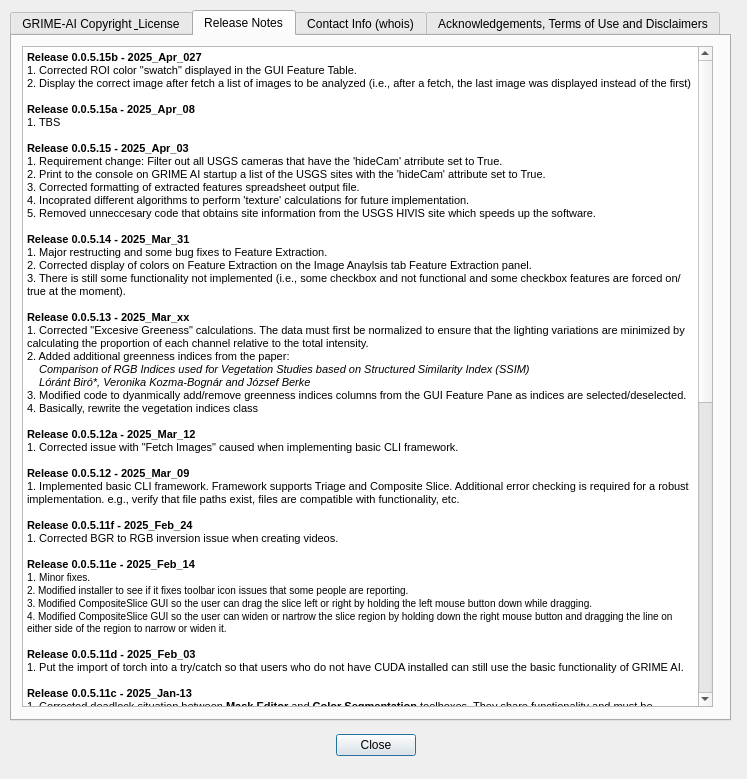
First picture: the form in QDialog_ReleaseNotes.ui, repository JohnStranzl/GRIME-AI, before the edit.
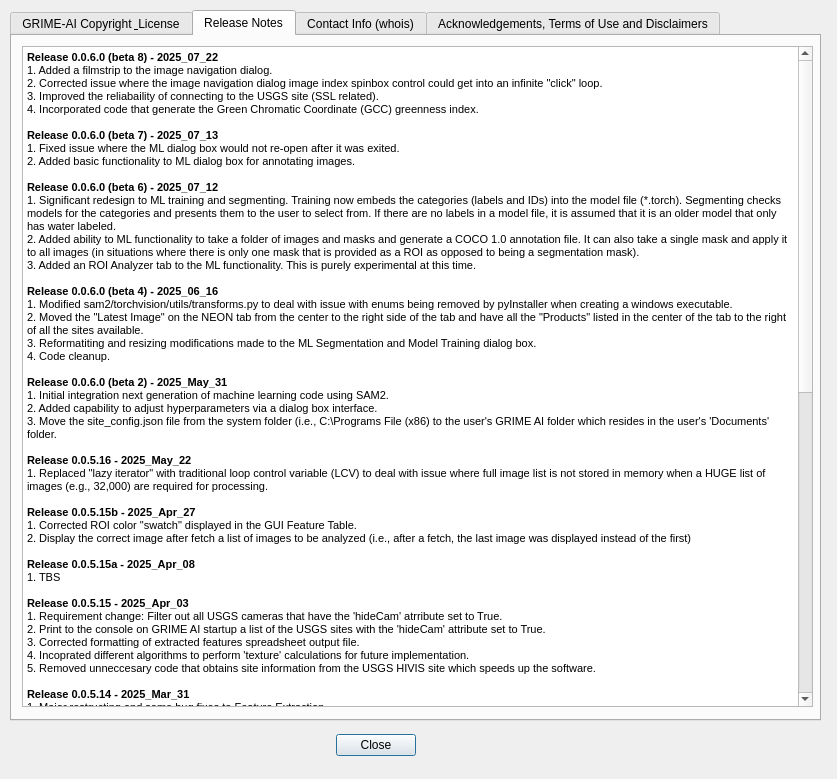
Second picture: the form after the edit.

Commit message: Refactoring, new features, see release notes.

```diff
--- a/QDialog_ReleaseNotes.ui
+++ b/QDialog_ReleaseNotes.ui
@@ -6,7 +6,7 @@
    <rect>
     <x>0</x>
     <y>0</y>
-    <width>747</width>
+    <width>837</width>
     <height>779</height>
    </rect>
   </property>
@@ -37,7 +37,7 @@
     <rect>
      <x>10</x>
      <y>10</y>
-     <width>721</width>
+     <width>811</width>
      <height>711</height>
     </rect>
    </property>
@@ -83,7 +83,7 @@
       <rect>
        <x>10</x>
        <y>10</y>
-       <width>691</width>
+       <width>791</width>
        <height>661</height>
       </rect>
      </property>
@@ -92,7 +92,32 @@
 &lt;html&gt;&lt;head&gt;&lt;meta name=&quot;qrichtext&quot; content=&quot;1&quot; /&gt;&lt;style type=&quot;text/css&quot;&gt;
 p, li { white-space: pre-wrap; }
 &lt;/style&gt;&lt;/head&gt;&lt;body style=&quot; font-family:'MS Shell Dlg 2'; font-size:7.8pt; font-weight:400; font-style:normal;&quot;&gt;
-&lt;p style=&quot; margin-top:0px; margin-bottom:0px; margin-left:0px; margin-right:0px; -qt-block-indent:0; text-indent:0px;&quot;&gt;&lt;span style=&quot; font-family:'MS Shell Dlg 2','sans-serif'; font-size:8.25pt; font-weight:600;&quot;&gt;Release 0.0.5.15b - 2025_Apr_027&lt;/span&gt;&lt;/p&gt;
+&lt;p style=&quot; margin-top:0px; margin-bottom:0px; margin-left:0px; margin-right:0px; -qt-block-indent:0; text-indent:0px;&quot;&gt;&lt;span style=&quot; font-family:'MS Shell Dlg 2','sans-serif'; font-size:8.25pt; font-weight:600;&quot;&gt;Release 0.0.6.0 (beta 8) - 2025_07_22&lt;/span&gt;&lt;/p&gt;
+&lt;p style=&quot; margin-top:0px; margin-bottom:0px; margin-left:0px; margin-right:0px; -qt-block-indent:0; text-indent:0px;&quot;&gt;&lt;span style=&quot; font-size:8pt;&quot;&gt;1. Added a filmstrip to the image navigation dialog.&lt;br /&gt;2. Corrected issue where the image navigation dialog image index spinbox control could get into an infinite &amp;quot;click&amp;quot; loop.&lt;/span&gt;&lt;/p&gt;
+&lt;p style=&quot; margin-top:0px; margin-bottom:0px; margin-left:0px; margin-right:0px; -qt-block-indent:0; text-indent:0px;&quot;&gt;&lt;span style=&quot; font-size:8pt;&quot;&gt;3. Improved the reliabaility of connecting to the USGS site (SSL related).&lt;/span&gt;&lt;/p&gt;
+&lt;p style=&quot; margin-top:0px; margin-bottom:0px; margin-left:0px; margin-right:0px; -qt-block-indent:0; text-indent:0px;&quot;&gt;&lt;span style=&quot; font-size:8pt;&quot;&gt;4. Incorporated code that generate the Green Chromatic Coordinate (GCC) greenness index.&lt;/span&gt;&lt;/p&gt;
+&lt;p style=&quot;-qt-paragraph-type:empty; margin-top:0px; margin-bottom:0px; margin-left:0px; margin-right:0px; -qt-block-indent:0; text-indent:0px; font-size:8pt;&quot;&gt;&lt;br /&gt;&lt;/p&gt;
+&lt;p style=&quot; margin-top:0px; margin-bottom:0px; margin-left:0px; margin-right:0px; -qt-block-indent:0; text-indent:0px;&quot;&gt;&lt;span style=&quot; font-family:'MS Shell Dlg 2','sans-serif'; font-size:8.25pt; font-weight:600;&quot;&gt;Release 0.0.6.0 (beta 7) - 2025_07_13&lt;/span&gt;&lt;/p&gt;
+&lt;p style=&quot; margin-top:0px; margin-bottom:0px; margin-left:0px; margin-right:0px; -qt-block-indent:0; text-indent:0px;&quot;&gt;&lt;span style=&quot; font-size:8pt;&quot;&gt;1. Fixed issue where the ML dialog box would not re-open after it was exited.&lt;br /&gt;2. Added basic functionality to ML dialog box for annotating images.&lt;/span&gt;&lt;/p&gt;
+&lt;p style=&quot;-qt-paragraph-type:empty; margin-top:0px; margin-bottom:0px; margin-left:0px; margin-right:0px; -qt-block-indent:0; text-indent:0px; font-size:8pt;&quot;&gt;&lt;br /&gt;&lt;/p&gt;
+&lt;p style=&quot; margin-top:0px; margin-bottom:0px; margin-left:0px; margin-right:0px; -qt-block-indent:0; text-indent:0px;&quot;&gt;&lt;span style=&quot; font-family:'MS Shell Dlg 2','sans-serif'; font-size:8.25pt; font-weight:600;&quot;&gt;Release 0.0.6.0 (beta 6) - 2025_07_12&lt;/span&gt;&lt;/p&gt;
+&lt;p style=&quot; margin-top:0px; margin-bottom:0px; margin-left:0px; margin-right:0px; -qt-block-indent:0; text-indent:0px;&quot;&gt;&lt;span style=&quot; font-size:8pt;&quot;&gt;1. Significant redesign to ML training and segmenting. Training now embeds the categories (labels and IDs) into the model file (*.torch). Segmenting checks models for the categories and presents them to the user to select from. If there are no labels in a model file, it is assumed that it is an older model that only has water labeled.&lt;/span&gt;&lt;/p&gt;
+&lt;p style=&quot; margin-top:0px; margin-bottom:0px; margin-left:0px; margin-right:0px; -qt-block-indent:0; text-indent:0px;&quot;&gt;&lt;span style=&quot; font-size:8pt;&quot;&gt;2. Added ability to ML functionality to take a folder of images and masks and generate a COCO 1.0 annotation file. It can also take a single mask and apply it to all images (in situations where there is only one mask that is provided as a ROI as opposed to being a segmentation mask).&lt;br /&gt;3. Added an ROI Analyzer tab to the ML functionality. This is purely experimental at this time.&lt;/span&gt;&lt;/p&gt;
+&lt;p style=&quot;-qt-paragraph-type:empty; margin-top:0px; margin-bottom:0px; margin-left:0px; margin-right:0px; -qt-block-indent:0; text-indent:0px; font-size:8pt;&quot;&gt;&lt;br /&gt;&lt;/p&gt;
+&lt;p style=&quot; margin-top:0px; margin-bottom:0px; margin-left:0px; margin-right:0px; -qt-block-indent:0; text-indent:0px;&quot;&gt;&lt;span style=&quot; font-family:'MS Shell Dlg 2','sans-serif'; font-size:8.25pt; font-weight:600;&quot;&gt;Release 0.0.6.0 (beta 4) - 2025_06_16&lt;/span&gt;&lt;/p&gt;
+&lt;p style=&quot; margin-top:0px; margin-bottom:0px; margin-left:0px; margin-right:0px; -qt-block-indent:0; text-indent:0px;&quot;&gt;&lt;span style=&quot; font-family:'MS Shell Dlg 2','sans-serif'; font-size:8.25pt;&quot;&gt;1. Modified sam2/torchvision/utils/transforms.py to deal with issue with enums being removed by pyInstaller when creating a windows executable.&lt;/span&gt;&lt;/p&gt;
+&lt;p style=&quot; margin-top:0px; margin-bottom:0px; margin-left:0px; margin-right:0px; -qt-block-indent:0; text-indent:0px;&quot;&gt;&lt;span style=&quot; font-family:'MS Shell Dlg 2','sans-serif'; font-size:8.25pt;&quot;&gt;2. Moved the &amp;quot;Latest Image&amp;quot; on the NEON tab from the center to the right side of the tab and have all the &amp;quot;Products&amp;quot; listed in the center of the tab to the right of all the sites available.&lt;/span&gt;&lt;/p&gt;
+&lt;p style=&quot; margin-top:0px; margin-bottom:0px; margin-left:0px; margin-right:0px; -qt-block-indent:0; text-indent:0px;&quot;&gt;&lt;span style=&quot; font-family:'MS Shell Dlg 2','sans-serif'; font-size:8.25pt;&quot;&gt;3. Reformatiting and resizing modifications made to the ML Segmentation and Model Training dialog box.&lt;/span&gt;&lt;/p&gt;
+&lt;p style=&quot; margin-top:0px; margin-bottom:0px; margin-left:0px; margin-right:0px; -qt-block-indent:0; text-indent:0px;&quot;&gt;&lt;span style=&quot; font-family:'MS Shell Dlg 2','sans-serif'; font-size:8.25pt;&quot;&gt;4. Code cleanup.&lt;/span&gt;&lt;/p&gt;
+&lt;p style=&quot;-qt-paragraph-type:empty; margin-top:0px; margin-bottom:0px; margin-left:0px; margin-right:0px; -qt-block-indent:0; text-indent:0px;&quot;&gt;&lt;br /&gt;&lt;/p&gt;
+&lt;p style=&quot; margin-top:0px; margin-bottom:0px; margin-left:0px; margin-right:0px; -qt-block-indent:0; text-indent:0px;&quot;&gt;&lt;span style=&quot; font-family:'MS Shell Dlg 2','sans-serif'; font-size:8.25pt; font-weight:600;&quot;&gt;Release 0.0.6.0 (beta 2) - 2025_May_31&lt;/span&gt;&lt;/p&gt;
+&lt;p style=&quot; margin-top:0px; margin-bottom:0px; margin-left:0px; margin-right:0px; -qt-block-indent:0; text-indent:0px;&quot;&gt;&lt;span style=&quot; font-family:'MS Shell Dlg 2','sans-serif'; font-size:8.25pt;&quot;&gt;1. Initial integration next generation of machine learning code using SAM2.&lt;/span&gt;&lt;/p&gt;
+&lt;p style=&quot; margin-top:0px; margin-bottom:0px; margin-left:0px; margin-right:0px; -qt-block-indent:0; text-indent:0px;&quot;&gt;&lt;span style=&quot; font-family:'MS Shell Dlg 2','sans-serif'; font-size:8.25pt;&quot;&gt;2. Added capability to adjust hyperparameters via a dialog box interface.&lt;br /&gt;3. Move the site_config.json file from the system folder (i.e., C:\Programs File (x86) to the user's GRIME AI folder which resides in the user's 'Documents' folder.&lt;/span&gt;&lt;/p&gt;
+&lt;p style=&quot;-qt-paragraph-type:empty; margin-top:0px; margin-bottom:0px; margin-left:0px; margin-right:0px; -qt-block-indent:0; text-indent:0px; font-family:'MS Shell Dlg 2','sans-serif'; font-size:8.25pt;&quot;&gt;&lt;br /&gt;&lt;/p&gt;
+&lt;p style=&quot; margin-top:0px; margin-bottom:0px; margin-left:0px; margin-right:0px; -qt-block-indent:0; text-indent:0px;&quot;&gt;&lt;span style=&quot; font-family:'MS Shell Dlg 2','sans-serif'; font-size:8.25pt; font-weight:600;&quot;&gt;Release 0.0.5.16 - 2025_May_22&lt;/span&gt;&lt;/p&gt;
+&lt;p style=&quot; margin-top:0px; margin-bottom:0px; margin-left:0px; margin-right:0px; -qt-block-indent:0; text-indent:0px;&quot;&gt;&lt;span style=&quot; font-family:'MS Shell Dlg 2','sans-serif'; font-size:8.25pt;&quot;&gt;1. Replaced &amp;quot;lazy iterator&amp;quot; with traditional loop control variable (LCV) to deal with issue where full image list is not stored in memory when a HUGE list of images (e.g., 32,000) are required for processing.&lt;/span&gt;&lt;/p&gt;
+&lt;p style=&quot;-qt-paragraph-type:empty; margin-top:0px; margin-bottom:0px; margin-left:0px; margin-right:0px; -qt-block-indent:0; text-indent:0px; font-family:'MS Shell Dlg 2','sans-serif'; font-size:8.25pt;&quot;&gt;&lt;br /&gt;&lt;/p&gt;
+&lt;p style=&quot; margin-top:0px; margin-bottom:0px; margin-left:0px; margin-right:0px; -qt-block-indent:0; text-indent:0px;&quot;&gt;&lt;span style=&quot; font-family:'MS Shell Dlg 2','sans-serif'; font-size:8.25pt; font-weight:600;&quot;&gt;Release 0.0.5.15b - 2025_Apr_27&lt;/span&gt;&lt;/p&gt;
 &lt;p style=&quot; margin-top:0px; margin-bottom:0px; margin-left:0px; margin-right:0px; -qt-block-indent:0; text-indent:0px;&quot;&gt;&lt;span style=&quot; font-family:'MS Shell Dlg 2','sans-serif'; font-size:8.25pt;&quot;&gt;1. Corrected ROI color &amp;quot;swatch&amp;quot; displayed in the GUI Feature Table.&lt;/span&gt;&lt;/p&gt;
 &lt;p style=&quot; margin-top:0px; margin-bottom:0px; margin-left:0px; margin-right:0px; -qt-block-indent:0; text-indent:0px;&quot;&gt;&lt;span style=&quot; font-family:'MS Shell Dlg 2','sans-serif'; font-size:8.25pt;&quot;&gt;2. Display the correct image after fetch a list of images to be analyzed (i.e., after a fetch, the last image was displayed instead of the first)&lt;/span&gt;&lt;/p&gt;
 &lt;p style=&quot; margin-top:0px; margin-bottom:0px; margin-left:0px; margin-right:0px; -qt-block-indent:0; text-indent:0px;&quot;&gt;&lt;span style=&quot; font-family:'MS Shell Dlg 2','sans-serif'; font-size:8.25pt;&quot;&gt;&lt;br /&gt;&lt;/span&gt;&lt;span style=&quot; font-family:'MS Shell Dlg 2','sans-serif'; font-size:8.25pt; font-weight:600;&quot;&gt;Release 0.0.5.15a - 2025_Apr_08&lt;/span&gt;&lt;/p&gt;
@@ -296,7 +321,7 @@
 &lt;p style=&quot;-qt-paragraph-type:empty; margin-top:0px; margin-bottom:0px; margin-left:0px; margin-right:0px; -qt-block-indent:0; text-indent:0px; font-size:8.25pt;&quot;&gt;&lt;br /&gt;&lt;/p&gt;
 &lt;p style=&quot; margin-top:0px; margin-bottom:0px; margin-left:0px; margin-right:0px; -qt-block-indent:0; text-indent:0px;&quot;&gt;&lt;span style=&quot; font-family:'MS Shell Dlg 2','sans-serif'; font-size:8.25pt; font-weight:600;&quot;&gt;Release 0.0.0.8 - 2021_Oct_22&lt;/span&gt;&lt;/p&gt;
 &lt;p style=&quot; margin-top:0px; margin-bottom:0px; margin-left:0px; margin-right:0px; -qt-block-indent:0; text-indent:0px;&quot;&gt;&lt;span style=&quot; font-family:'MS Shell Dlg 2','sans-serif'; font-size:8.25pt; font-weight:600;&quot;&gt;1.&lt;/span&gt;&lt;span style=&quot; font-family:'MS Shell Dlg 2','sans-serif'; font-size:8.25pt;&quot;&gt; Released for presentation to Platte Basin Timelapse group in preparation for NEON presentation on 09-Nov-2021&lt;/span&gt;&lt;/p&gt;
-&lt;p style=&quot; margin-top:0px; margin-bottom:0px; margin-left:0px; margin-right:0px; -qt-block-indent:0; text-indent:0px;&quot;&gt;&lt;span style=&quot; font-family:'MS Shell Dlg 2','sans-serif'; font-size:8.25pt; font-weight:600;&quot;&gt;2.&lt;/span&gt;&lt;span style=&quot; font-family:'MS Shell Dlg 2','sans-serif'; font-size:8.25pt;&quot;&gt; Auto-save data into a &amp;quot;GRIMe-AI&amp;quot; folder that is created automatically by the software in the user's Windows &amp;quot;Documents&amp;quot; folder. Each NEON product related to sensor data will have its own folder with its product ID being the name of the folder. Images will have it's own folder simply named &amp;quot;Images.&amp;quot;&lt;/span&gt;&lt;/p&gt;
+&lt;p style=&quot; margin-top:0px; margin-bottom:0px; margin-left:0px; margin-right:0px; -qt-block-indent:0; text-indent:0px;&quot;&gt;&lt;span style=&quot; font-family:'MS Shell Dlg 2','sans-serif'; font-size:8.25pt; font-weight:600;&quot;&gt;2.&lt;/span&gt;&lt;span style=&quot; font-family:'MS Shell Dlg 2','sans-serif'; font-size:8.25pt;&quot;&gt; Auto-save data into a &amp;quot;GRIME-AI&amp;quot; folder that is created automatically by the software in the user's Windows &amp;quot;Documents&amp;quot; folder. Each NEON product related to sensor data will have its own folder with its product ID being the name of the folder. Images will have it's own folder simply named &amp;quot;Images.&amp;quot;&lt;/span&gt;&lt;/p&gt;
 &lt;p style=&quot; margin-top:0px; margin-bottom:0px; margin-left:0px; margin-right:0px; -qt-block-indent:0; text-indent:0px;&quot;&gt;&lt;span style=&quot; font-family:'MS Shell Dlg 2','sans-serif'; font-size:8.25pt; font-weight:600;&quot;&gt;Release 0.0.0.7 - TBS&lt;/span&gt;&lt;/p&gt;
 &lt;p style=&quot; margin-top:0px; margin-bottom:0px; margin-left:0px; margin-right:0px; -qt-block-indent:0; text-indent:0px;&quot;&gt;&lt;span style=&quot; font-family:'MS Shell Dlg 2','sans-serif'; font-size:8.25pt; font-weight:600;&quot;&gt;Release 0.0.0.6 - TBS&lt;/span&gt;&lt;/p&gt;
 &lt;p style=&quot; margin-top:0px; margin-bottom:0px; margin-left:0px; margin-right:0px; -qt-block-indent:0; text-indent:0px;&quot;&gt;&lt;span style=&quot; font-family:'MS Shell Dlg 2','sans-serif'; font-size:8.25pt; font-weight:600;&quot;&gt;Release 0.0.0.5 - TBS&lt;/span&gt;&lt;/p&gt;
```
The commit also changes 20 other files.
